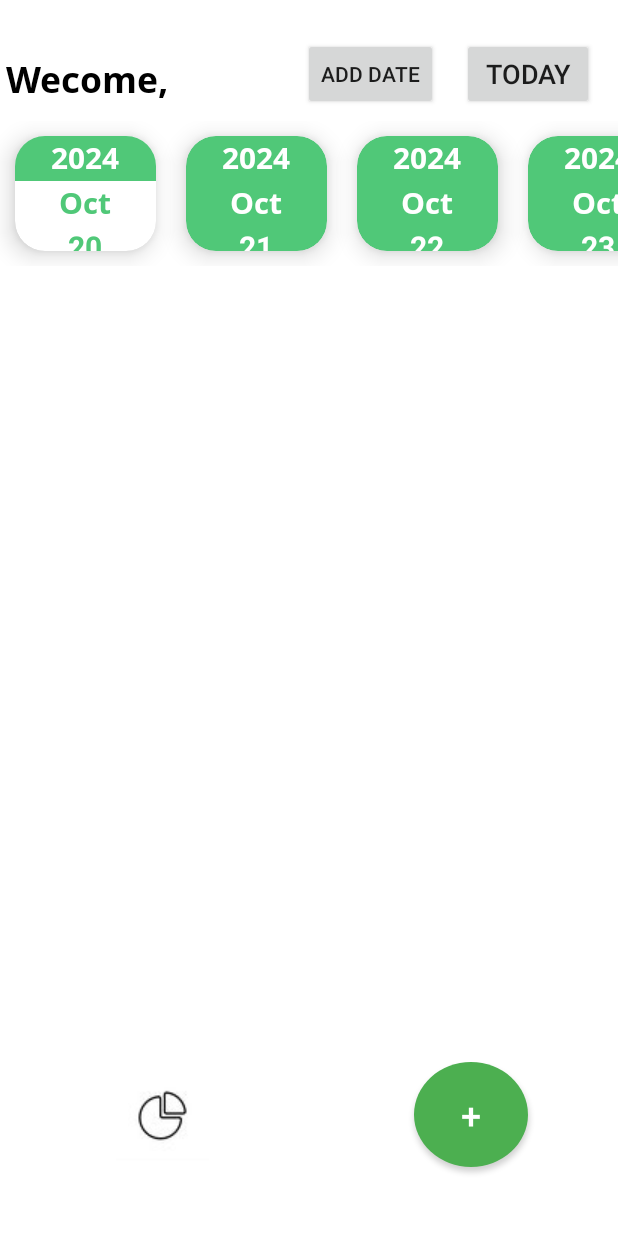
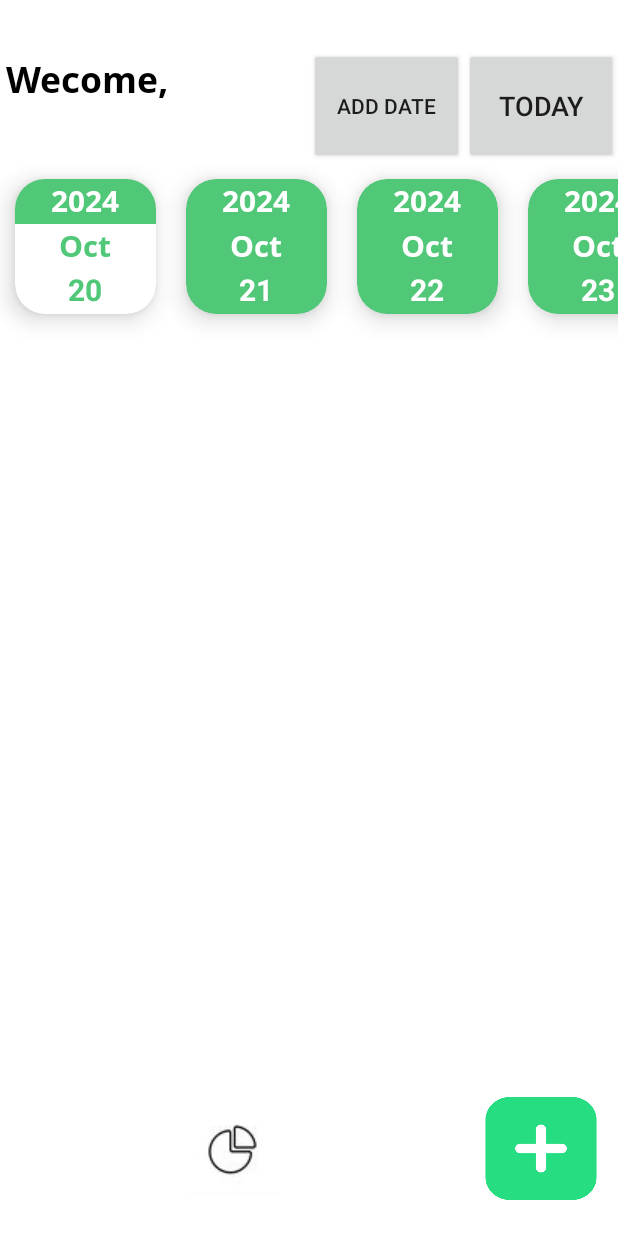
Before and after one commit to risinsilv/FCM, an Android app: the screen it shows after launch (recycleView), on a phone screen of 412 x 824 dp. Run offline under Robolectric (Android 15) with nearby library versions, the phone set to English and light mode, and no system bars; our stand-ins replace Firebase (no records; nobody signed in at launch, a user with empty details on screens opened directly), Room's generated code.

Commit message:
commit 12

```diff
--- a/app/src/main/AndroidManifest.xml
+++ b/app/src/main/AndroidManifest.xml
@@ -28,7 +28,6 @@
             </intent-filter>
         </activity>
         <activity android:name=".MealDetailActivity" />
-        <activity android:name=".NutritionActivity" />
         <activity android:name=".MealSummaryActivity" />
     </application>
 
--- a/app/src/main/java/com/example/fcm/MealSummaryActivity.java
+++ b/app/src/main/java/com/example/fcm/MealSummaryActivity.java
@@ -79,11 +79,8 @@ public class MealSummaryActivity extends AppCompatActivity {
         // Handle the Edit button
         editButton.setOnClickListener(v -> {
             Intent editIntent = new Intent(MealSummaryActivity.this, EditMeal.class);
-
             editIntent.putExtra("mealName", mealName);
             editIntent.putExtra("mealDate", mealDate);
-
-
             startActivity(editIntent);
         });
 
--- a/app/src/main/java/com/example/fcm/recycleView.java
+++ b/app/src/main/java/com/example/fcm/recycleView.java
@@ -3,7 +3,6 @@ package com.example.fcm;
 import android.app.DatePickerDialog;
 import android.content.Intent;
 import android.os.Bundle;
-import android.view.View;
 import android.widget.Button;
 import android.widget.ImageButton;
 import android.widget.Toast;
@@ -137,7 +136,7 @@ public class recycleView extends AppCompatActivity {
         });//lol
 
 
-        Button addButton = findViewById(R.id.addButton);
+        ImageButton addButton = findViewById(R.id.imageButton2);
         addButton.setOnClickListener(v -> {
             if (selectedDateData != null) {
                 // Launch MealDetailActivity and pass the selected date data
@@ -148,14 +147,6 @@ public class recycleView extends AppCompatActivity {
                 Toast.makeText(this, "Please select a date first", Toast.LENGTH_SHORT).show();
             }
         });
-
-//        ImageButton goalButton = findViewById(R.id.goalButton);
-//        goalButton.setOnClickListener(new View.OnClickListener() {
-//            @Override
-//            public void onClick(View v) {
-//
-//            }
-//        });
 
         }
 
--- a/app/src/main/res/layout/activity_recycle_view.xml
+++ b/app/src/main/res/layout/activity_recycle_view.xml
@@ -6,29 +6,8 @@
     android:layout_width="match_parent"
     android:layout_height="match_parent"
     android:background="@color/white"
-    tools:context=".recycleView">
-
-    <Button
-        android:id="@+id/scrollToCurrentDateButton"
-        android:layout_width="wrap_content"
-        android:layout_height="wrap_content"
-        android:layout_marginTop="25dp"
-        android:layout_marginEnd="16dp"
-        android:text="Today"
-        android:textSize="18sp"
-        app:layout_constraintEnd_toEndOf="parent"
-        app:layout_constraintTop_toTopOf="parent" />
-
-    <Button
-        android:id="@+id/addDateButton"
-        android:layout_width="wrap_content"
-        android:layout_height="wrap_content"
-        android:layout_gravity="end"
-        android:layout_marginTop="25dp"
-        android:layout_marginEnd="16dp"
-        android:text="Add Date"
-        app:layout_constraintEnd_toStartOf="@id/scrollToCurrentDateButton"
-        app:layout_constraintTop_toTopOf="parent" />
+    tools:context=".recycleView"
+    tools:layout_editor_absoluteY="25dp">
 
     <LinearLayout
         android:layout_width="match_parent"
@@ -38,21 +17,43 @@
         android:orientation="vertical"
         app:layout_constraintBottom_toBottomOf="parent"
         app:layout_constraintEnd_toEndOf="parent"
-        app:layout_constraintHorizontal_bias="0.0"
         app:layout_constraintStart_toStartOf="parent"
-        app:layout_constraintTop_toTopOf="parent"
-        app:layout_constraintVertical_bias="0.0">
+        app:layout_constraintTop_toTopOf="parent">
+
+        <LinearLayout
+            android:layout_width="match_parent"
+            android:layout_height="match_parent"
+            android:layout_weight="15"
+            android:orientation="horizontal">
 
             <TextView
                 android:id="@+id/textView2"
                 android:layout_width="match_parent"
                 android:layout_height="match_parent"
                 android:layout_margin="4dp"
-            android:layout_weight="15"
+                android:layout_weight="2"
                 android:fontFamily="@font/opensansbold"
                 android:text="Wecome,"
                 android:textColor="@color/black"
                 android:textSize="24sp" />
+
+            <Button
+                android:id="@+id/addDateButton"
+                android:layout_width="match_parent"
+                android:layout_height="match_parent"
+                android:layout_gravity="end"
+                android:layout_weight="3"
+                android:text="Add Date" />
+
+            <Button
+                android:id="@+id/scrollToCurrentDateButton"
+                android:layout_width="match_parent"
+                android:layout_height="match_parent"
+                android:layout_weight="3"
+                android:text="Today"
+                android:textSize="18sp" />
+
+        </LinearLayout>
 
         <androidx.recyclerview.widget.RecyclerView
             android:id="@+id/recyclerViewDate"
@@ -64,38 +65,37 @@
             android:id="@+id/recyclerView"
             android:layout_width="match_parent"
             android:layout_height="match_parent"
-            android:layout_weight="5" />
+            android:layout_weight="6" />
 
         <LinearLayout
             android:layout_width="match_parent"
             android:layout_height="match_parent"
-            android:layout_weight="14"
+            android:layout_weight="15"
             android:orientation="horizontal">
 
             <ImageButton
                 android:id="@+id/button3"
-                android:layout_width="70dp"
-                android:layout_height="70dp"
-                android:layout_marginStart="70dp"
-                android:layout_marginEnd="70dp"
-                android:layout_weight=".5"
+                android:layout_width="match_parent"
+                android:layout_height="match_parent"
+                android:layout_marginLeft="20dp"
+                android:layout_marginRight="20dp"
+                android:layout_weight="1"
+                android:background="@color/white"
                 android:scaleType="center"
-                android:background="@color/white"
                 android:src="@drawable/ic_pie"
                 android:text="Goal"
                 android:textSize="24sp" />
 
-            <Button
-                android:id="@+id/addButton"
-                android:layout_width="70dp"
-                android:layout_height="70dp"
-                android:layout_marginStart="60dp"
-                android:layout_marginEnd="60dp"
-                android:layout_weight=".5"
-                android:background="@drawable/green_circle"
-                android:text="+"
-                android:textColor="@color/white"
-                android:textSize="24sp" />
+            <ImageButton
+                android:id="@+id/imageButton2"
+                android:layout_width="match_parent"
+                android:layout_height="match_parent"
+                android:layout_marginLeft="10dp"
+                android:layout_marginRight="10dp"
+                android:layout_weight="3"
+                android:background="@drawable/addbutton"
+                android:scaleType="fitCenter"
+                tools:srcCompat="@drawable/addbutton" />
 
         </LinearLayout>
 
--- a/app/src/main/res/values/themes.xml
+++ b/app/src/main/res/values/themes.xml
@@ -1,6 +1,8 @@
 <resources xmlns:tools="http://schemas.android.com/tools">
     <!-- Base application theme. -->
-    <style name="Base.Theme.FCM" parent="Theme.AppCompat.Light.NoActionBar">
+    <style name="Base.Theme.FCM" parent="@style/Theme.AppCompat.Light.NoActionBar">
+        <item name="android:windowFullscreen">true</item>
+        <item name="android:windowNoTitle">true</item>
         <!-- Customize your light theme here. -->
         <!-- <item name="colorPrimary">@color/my_light_primary</item> -->
     </style>
```
Also changed, not shown: app/src/main/java/com/example/fcm/EditMeal.java (+23 -11 lines), app/src/main/java/com/example/fcm/MealDetailActivity.java (+10 -5 lines), app/src/main/res/layout/activity_edit_meal.xml (+15 -20 lines), app/src/main/res/layout/activity_meal_detail.xml (+9 -4 lines), app/src/main/res/drawable/addbutton.png (added), app/src/main/res/drawable/piechart.png (added). Lines whose indentation alone changed are shown as unchanged.
